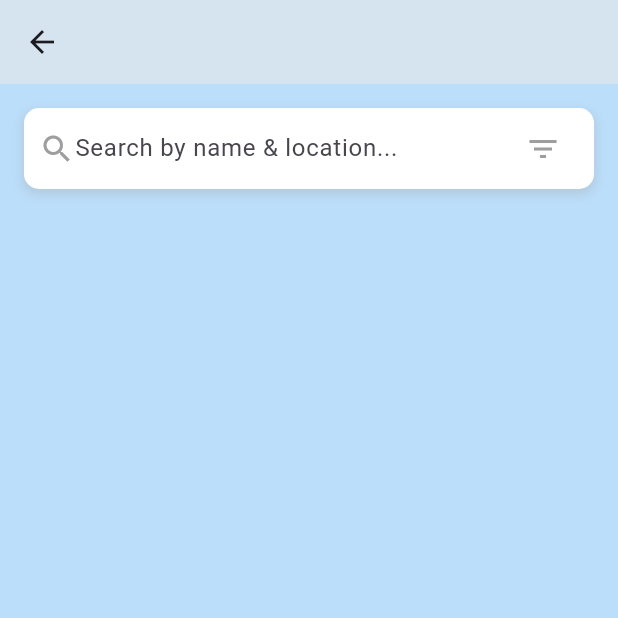
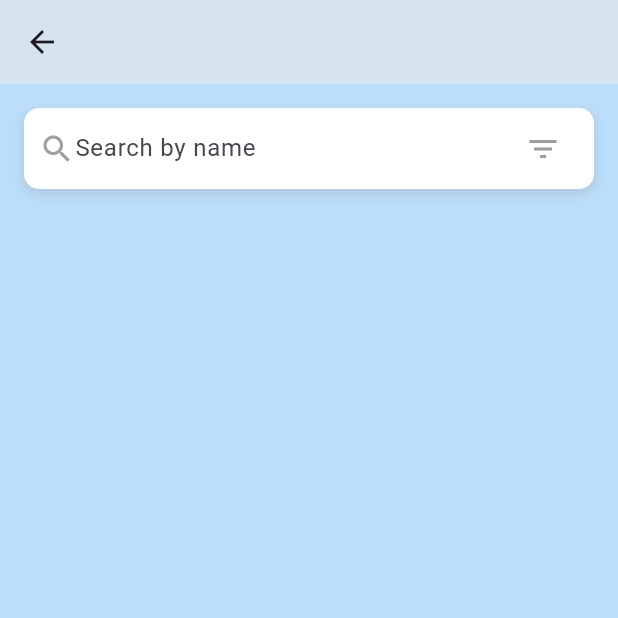
Before and after one commit to yao0000/lesgoo, a Flutter app: the ListScreen screen opened directly with empty values, on a phone screen of 412 x 824 dp, the top half of it. Run offline on Flutter 3.47's test engine with Material 3 defaults, Android fonts, the phone set to English and light mode, and no system bars; our stand-ins replace cloud_firestore, cloud_functions, firebase_auth, firebase_core, firebase_storage, flutter_local_notifications and 5 more; missing offline and left inert: restart_app; accounts and stored records are empty.

Commit message:
Search hint text updated, user management only user role list

```diff
--- a/lib/ui/pages/menu/admin/users/users_page.dart
+++ b/lib/ui/pages/menu/admin/users/users_page.dart
@@ -30,6 +30,7 @@ class _UserPageState extends State<UsersPage> {
 
   Future<void> _loadUsers() async {
     List<UserModel> tempList = await UserRepository.getList();
+    tempList = tempList.where((element) => element.role == "user").toList();
     setState(() {
       fetchList = tempList;
       list = tempList;
--- a/lib/ui/pages/menu/common/list_screen.dart
+++ b/lib/ui/pages/menu/common/list_screen.dart
@@ -259,8 +259,8 @@ class _ListScreen extends State<ListScreen> {
                                     showDropdown = false;
                                   });
                                 },
-                                decoration: const InputDecoration(
-                                  hintText: 'Search by name & location...',
+                                decoration: InputDecoration(
+                                  hintText: _getSearchHint(),
                                   border: InputBorder.none,
                                   contentPadding: EdgeInsets.symmetric(
                                     vertical: 15,
@@ -367,4 +367,16 @@ class _ListScreen extends State<ListScreen> {
       ),
     );
   }
+
+  String _getSearchHint() {
+    String hint = "Search by ";
+    if (widget.type == "hotels") {
+      hint += "name & location";
+    } else if (widget.type == "restaurants") {
+      hint += "name, cuisine type, location";
+    } else {
+      hint += "name";
+    }
+    return hint;
+  }
 }
```
Also changed, not shown: lib/ui/pages/menu/traveller/discover/flight/flight_search_screen.dart (+9 -0 lines).
